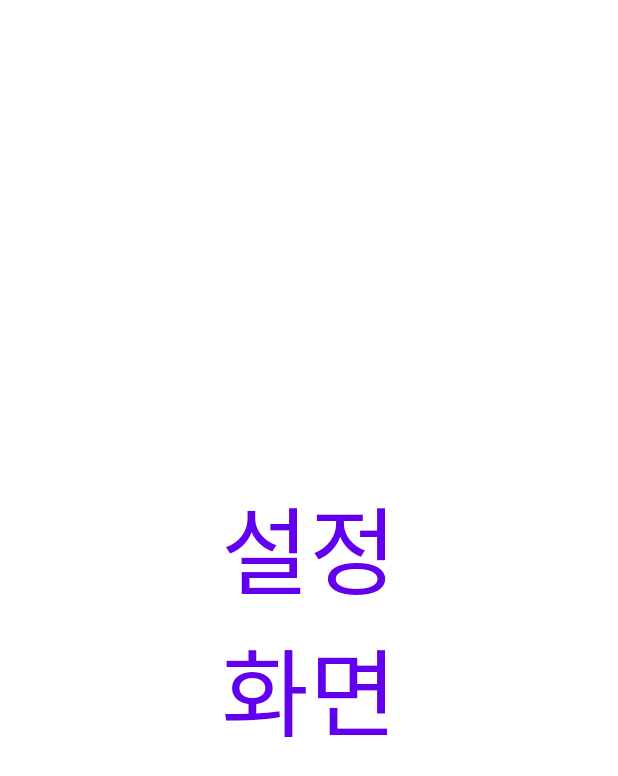
After one commit to jwlee0411/BestBefore, an Android app: the layout activity_product_more.xml on its own in the app's theme, with its tools: preview values and no code run, on a phone screen of 412 x 824 dp. The commit adds this screen. Shown: the top 776 px of the screen. Run offline under Robolectric (Android 15) with nearby library versions, the phone set to English and light mode, and no system bars.

Commit message:
수정-1120-02

```diff
--- a/app/src/main/java/app/sunrin/bestbefore/RecyclerNewAdapter.java
+++ b/app/src/main/java/app/sunrin/bestbefore/RecyclerNewAdapter.java
@@ -73,6 +73,7 @@ public class RecyclerNewAdapter extends RecyclerView.Adapter<RecyclerNewAdapter.
             textDate.setText(data.getProductDate());
 
             constraintLayout.setOnClickListener(v -> {
+                //여기에 등록 관련 내용 추가하기
                 Intent intent = new Intent(v.getContext(), MainActivity.class);
                 v.getContext().startActivity(intent);
                 Toast.makeText(v.getContext(), "등록되었습니다.", Toast.LENGTH_LONG).show();
--- /dev/null
+++ b/app/src/main/res/layout/activity_product_more.xml
@@ -0,0 +1,23 @@
+<?xml version="1.0" encoding="utf-8"?>
+<androidx.constraintlayout.widget.ConstraintLayout xmlns:android="http://schemas.android.com/apk/res/android"
+    xmlns:app="http://schemas.android.com/apk/res-auto"
+    xmlns:tools="http://schemas.android.com/tools"
+    android:layout_width="match_parent"
+    android:layout_height="match_parent"
+    tools:context=".SettingFragment">
+
+    <TextView
+        android:layout_width="wrap_content"
+        android:layout_height="wrap_content"
+        android:text="설정\n화면"
+        android:textAlignment="center"
+        android:textSize="64dp"
+        android:fontFamily="@font/jua"
+        android:textColor="@color/purple_500"
+        app:layout_constraintBottom_toBottomOf="parent"
+        app:layout_constraintLeft_toLeftOf="parent"
+        app:layout_constraintRight_toRightOf="parent"
+        app:layout_constraintTop_toTopOf="parent" />
+
+
+</androidx.constraintlayout.widget.ConstraintLayout>
```
Also changed, not shown: app/src/main/java/app/sunrin/bestbefore/MainFragment.java (+5 -3 lines), app/src/main/java/app/sunrin/bestbefore/NewActivity.java (+71 -13 lines), app/src/main/java/app/sunrin/bestbefore/ProductMoreActivity.java (added, +17 -0 lines), app/src/main/java/app/sunrin/bestbefore/RecyclerMainAdapter.java (+17 -2 lines).
